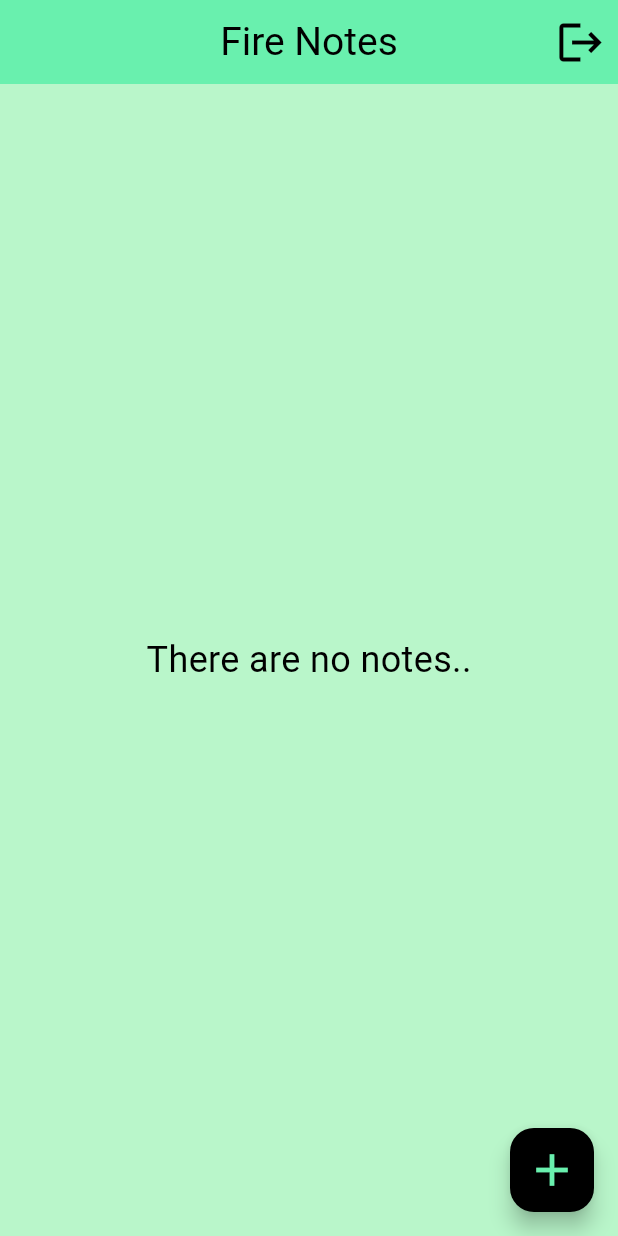
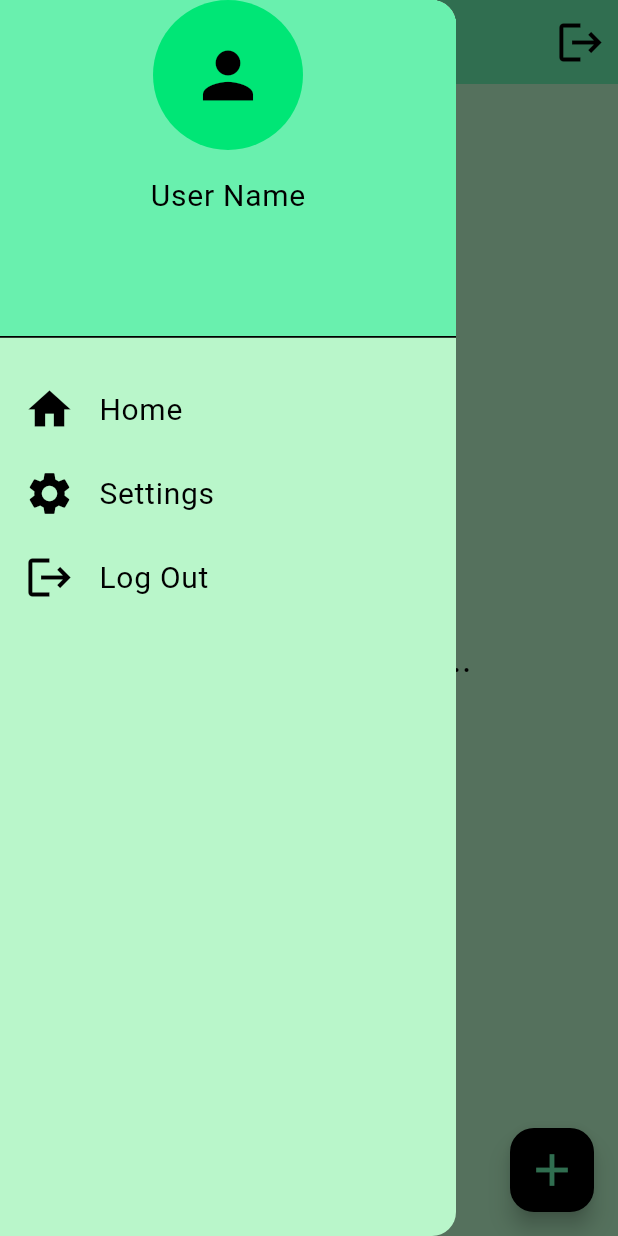
Before and after one commit to GrigoriSaki/fire_Exercise, a Flutter app: the screen it shows once a user with an empty profile is signed in, with the side drawer open (before the commit the screen has no drawer), on a phone screen of 412 x 824 dp. Run offline on Flutter 3.47's test engine with Material 3 defaults, Android fonts, the light colour scheme and no system bars; our stand-ins replace cloud_firestore, firebase_auth, firebase_core; accounts and stored records are empty.

Commit message:
dodano drawerHeader

```diff
--- /dev/null
+++ b/lib/components/myDrawer.dart
@@ -0,0 +1,76 @@
+import 'package:flutter/material.dart';
+
+class MyDrawer extends StatelessWidget {
+  const MyDrawer({super.key});
+
+  @override
+  Widget build(BuildContext context) {
+    return Drawer(
+      child: ListView(
+        padding: EdgeInsets.zero,
+        children: [
+          Container(
+            height: 225,
+            color: Colors.black,
+            child: DrawerHeader(
+              padding: EdgeInsets.zero,
+              margin: EdgeInsets.zero,
+              decoration: BoxDecoration(
+                color: Theme.of(context).colorScheme.primary,
+              ),
+              child: Column(
+                children: [
+                  CircleAvatar(
+                    backgroundColor: Theme.of(context).colorScheme.secondary,
+                    radius: 50,
+                    child: Icon(
+                      Icons.person,
+                      size: 50,
+                      color: Theme.of(context).colorScheme.inversePrimary,
+                    ),
+                  ),
+                  SizedBox(
+                    height: 15,
+                  ),
+                  Text(
+                    'User Name',
+                    style: TextStyle(
+                        color: Theme.of(context).colorScheme.inversePrimary,
+                        fontSize: 20),
+                  ),
+                ],
+              ),
+            ),
+          ),
+          SizedBox(
+            height: 20,
+          ),
+          ListTile(
+            title: Text('Home', style: TextStyle(fontSize: 20)),
+            leading: Icon(Icons.home, size: 34),
+            onTap: () {
+              Navigator.pop(context);
+            },
+          ),
+          ListTile(
+            title: Text('Settings', style: TextStyle(fontSize: 20)),
+            leading: Icon(
+              Icons.settings,
+              size: 34,
+            ),
+            onTap: () {
+              Navigator.pop(context);
+            },
+          ),
+          ListTile(
+            title: Text('Log Out', style: TextStyle(fontSize: 20)),
+            leading: Icon(Icons.logout, size: 34),
+            onTap: () {
+              Navigator.pop(context);
+            },
+          ),
+        ],
+      ),
+    );
+  }
+}
--- a/lib/homePage.dart
+++ b/lib/homePage.dart
@@ -5,6 +5,8 @@ import 'package:fire_exercises/firestoreService.dart';
 import 'package:fire_exercises/loginPage.dart';
 import 'package:firebase_auth/firebase_auth.dart';
 import 'package:flutter/material.dart';
+
+import 'components/myDrawer.dart';
 
 class HomePage extends StatefulWidget {
   const HomePage({super.key});
@@ -62,17 +64,18 @@ class _HomePageState extends State<HomePage> {
   @override
   Widget build(BuildContext context) {
     return Scaffold(
+      drawer: MyDrawer(),
       backgroundColor: Theme.of(context).colorScheme.surface,
       floatingActionButton: FloatingActionButton(
         onPressed: () {
           showAddDialog();
         },
+        backgroundColor: Theme.of(context).colorScheme.inversePrimary,
         child: Icon(
           Icons.add,
           color: Theme.of(context).colorScheme.primary,
           size: 36,
         ),
-        backgroundColor: Theme.of(context).colorScheme.inversePrimary,
       ),
       appBar: AppBar(
         backgroundColor: Theme.of(context).colorScheme.primary,
@@ -81,7 +84,7 @@ class _HomePageState extends State<HomePage> {
           style: TextStyle(fontSize: 26),
         ),
         centerTitle: true,
-        automaticallyImplyLeading: false,
+        automaticallyImplyLeading: true,
         actions: [
           IconButton(
               onPressed: () async {
--- a/lib/loginPage.dart
+++ b/lib/loginPage.dart
@@ -6,7 +6,7 @@ import 'package:fire_exercises/helperFunctions/messageForUser.dart';
 import 'package:fire_exercises/homePage.dart';
 import 'package:fire_exercises/registerPage.dart';
 import 'package:firebase_auth/firebase_auth.dart';
-import 'package:firebase_core/firebase_core.dart';
+
 import 'package:flutter/material.dart';
 
 class LoginPage extends StatefulWidget {
--- a/lib/main.dart
+++ b/lib/main.dart
@@ -1,5 +1,5 @@
 import 'package:fire_exercises/helperFunctions/auhFunc.dart';
-import 'package:fire_exercises/loginPage.dart';
+
 import 'package:fire_exercises/theme/dark_mode.dart';
 import 'package:fire_exercises/theme/light_mode.dart';
 import 'package:firebase_core/firebase_core.dart';
```
